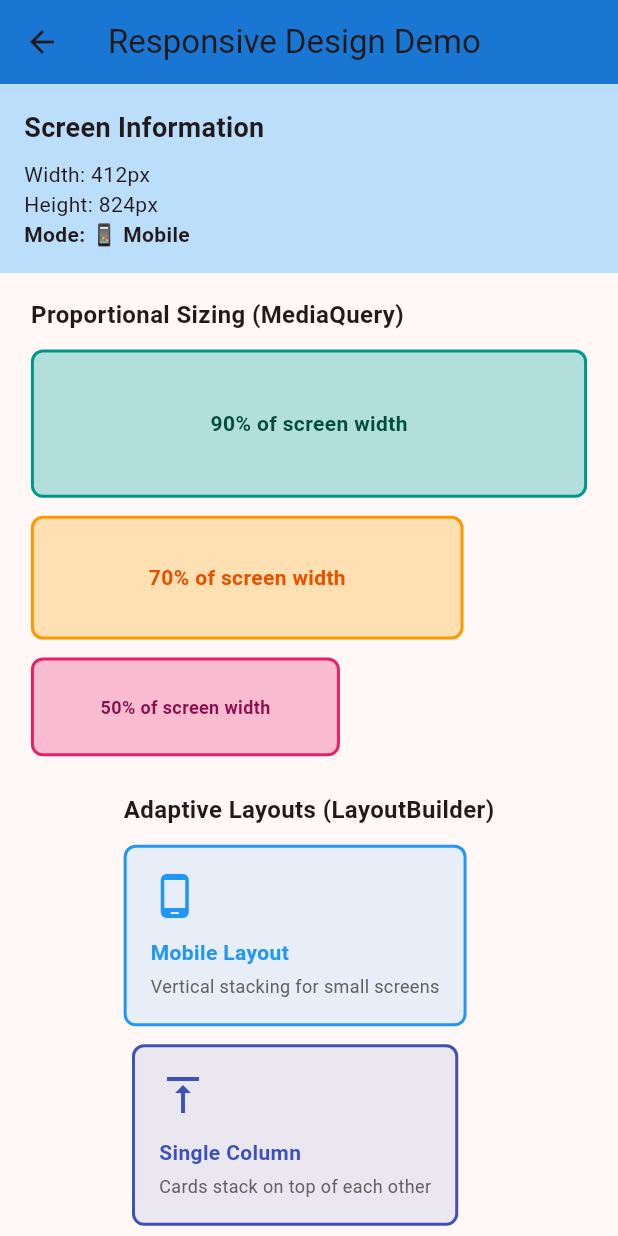
After one commit to kalviumcommunity/S47-0126-S47-slackware-FlutterAndFirebase-Heybaby, a Flutter app: the ResponsiveDesignScreen screen opened by its route, on a phone screen of 412 x 824 dp. The commit adds this screen. Run offline on Flutter 3.47's test engine with Material 3 defaults, Android fonts, the phone set to English and light mode, and no system bars.

Commit message:
feat: created and reused custom widgets for modular UI design

```diff
--- a/heybaby/lib/main.dart
+++ b/heybaby/lib/main.dart
@@ -6,6 +6,7 @@ import 'screens/caregiver_discovery_screen.dart';
 import 'screens/ratings_screen.dart';
 import 'screens/user_input_form.dart';
 import 'screens/scrollable_views.dart';
+import 'screens/responsive_design_screen.dart';
 
 void main() {
   runApp(const HeyBabyApp());
@@ -48,6 +49,9 @@ class HeyBabyApp extends StatelessWidget {
 
         // User Input Form - demonstrates form validation
         '/form': (context) => UserInputForm(),
+
+        // Responsive Design - demonstrates MediaQuery and LayoutBuilder
+        '/responsive': (context) => const ResponsiveDesignScreen(),
       },
     );
   }
--- a/heybaby/lib/screens/home_screen.dart
+++ b/heybaby/lib/screens/home_screen.dart
@@ -148,6 +148,16 @@ class HomeScreen extends StatelessWidget {
               },
               color: Colors.teal,
             ),
+            const SizedBox(height: 12),
+
+            // Responsive Design Button
+            CustomButton(
+              label: 'Responsive Design',
+              onPressed: () {
+                Navigator.pushNamed(context, '/responsive');
+              },
+              color: Colors.deepPurple,
+            ),
             const SizedBox(height: 24),
 
             // Info Section - Using Reusable InfoCard Widget
--- /dev/null
+++ b/heybaby/lib/screens/responsive_design_screen.dart
@@ -0,0 +1,394 @@
+import 'package:flutter/material.dart';
+
+/// Responsive Design Implementation Screen
+///
+/// This screen demonstrates:
+/// - MediaQuery for dynamic screen dimensions
+/// - LayoutBuilder for conditional layouts based on screen size
+/// - Combining both for fully responsive UI
+/// - Adaptive layouts for mobile and tablet views
+///
+/// Key Concepts:
+/// - Mobile view: Screens < 600px width (Column-based layouts)
+/// - Tablet view: Screens >= 600px width (Row-based layouts)
+/// - Proportional sizing using percentages instead of fixed dimensions
+
+class ResponsiveDesignScreen extends StatelessWidget {
+  const ResponsiveDesignScreen({super.key});
+
+  @override
+  Widget build(BuildContext context) {
+    // Get screen dimensions using MediaQuery
+    final screenWidth = MediaQuery.of(context).size.width;
+    final screenHeight = MediaQuery.of(context).size.height;
+    final isMobile = screenWidth < 600;
+
+    return Scaffold(
+      appBar: AppBar(
+        title: const Text('Responsive Design Demo'),
+        backgroundColor: Colors.blue.shade700,
+        elevation: 0,
+      ),
+      body: SingleChildScrollView(
+        child: Column(
+          children: [
+            // Display current screen dimensions
+            Container(
+              width: double.infinity,
+              padding: const EdgeInsets.all(16),
+              color: Colors.blue.shade100,
+              child: Column(
+                crossAxisAlignment: CrossAxisAlignment.start,
+                children: [
+                  const Text(
+                    'Screen Information',
+                    style: TextStyle(
+                      fontSize: 18,
+                      fontWeight: FontWeight.bold,
+                    ),
+                  ),
+                  const SizedBox(height: 8),
+                  Text(
+                    'Width: ${screenWidth.toStringAsFixed(0)}px',
+                    style: const TextStyle(fontSize: 14),
+                  ),
+                  Text(
+                    'Height: ${screenHeight.toStringAsFixed(0)}px',
+                    style: const TextStyle(fontSize: 14),
+                  ),
+                  Text(
+                    'Mode: ${isMobile ? "📱 Mobile" : "📱 Tablet"}',
+                    style: const TextStyle(fontSize: 14, fontWeight: FontWeight.w600),
+                  ),
+                ],
+              ),
+            ),
+            const SizedBox(height: 16),
+
+            // Proportional Sizing Example using MediaQuery
+            Padding(
+              padding: const EdgeInsets.symmetric(horizontal: 16),
+              child: Column(
+                crossAxisAlignment: CrossAxisAlignment.start,
+                children: [
+                  const Text(
+                    'Proportional Sizing (MediaQuery)',
+                    style: TextStyle(
+                      fontSize: 16,
+                      fontWeight: FontWeight.bold,
+                    ),
+                  ),
+                  const SizedBox(height: 12),
+                  Container(
+                    width: screenWidth * 0.9,
+                    height: screenHeight * 0.12,
+                    decoration: BoxDecoration(
+                      color: Colors.teal.shade100,
+                      borderRadius: BorderRadius.circular(8),
+                      border: Border.all(color: Colors.teal, width: 2),
+                    ),
+                    child: Center(
+                      child: Text(
+                        '90% of screen width',
+                        style: TextStyle(
+                          fontSize: 14,
+                          fontWeight: FontWeight.bold,
+                          color: Colors.teal.shade900,
+                        ),
+                      ),
+                    ),
+                  ),
+                  const SizedBox(height: 12),
+                  Container(
+                    width: screenWidth * 0.7,
+                    height: screenHeight * 0.1,
+                    decoration: BoxDecoration(
+                      color: Colors.orange.shade100,
+                      borderRadius: BorderRadius.circular(8),
+                      border: Border.all(color: Colors.orange, width: 2),
+                    ),
+                    child: Center(
+                      child: Text(
+                        '70% of screen width',
+                        style: TextStyle(
+                          fontSize: 14,
+                          fontWeight: FontWeight.bold,
+                          color: Colors.orange.shade900,
+                        ),
+                      ),
+                    ),
+                  ),
+                  const SizedBox(height: 12),
+                  Container(
+                    width: screenWidth * 0.5,
+                    height: screenHeight * 0.08,
+                    decoration: BoxDecoration(
+                      color: Colors.pink.shade100,
+                      borderRadius: BorderRadius.circular(8),
+                      border: Border.all(color: Colors.pink, width: 2),
+                    ),
+                    child: Center(
+                      child: Text(
+                        '50% of screen width',
+                        style: TextStyle(
+                          fontSize: 12,
+                          fontWeight: FontWeight.bold,
+                          color: Colors.pink.shade900,
+                        ),
+                      ),
+                    ),
+                  ),
+                ],
+              ),
+            ),
+            const SizedBox(height: 24),
+
+            // Adaptive Layout using LayoutBuilder
+            Padding(
+              padding: const EdgeInsets.symmetric(horizontal: 16),
+              child: Column(
+                crossAxisAlignment: CrossAxisAlignment.start,
+                children: [
+                  const Text(
+                    'Adaptive Layouts (LayoutBuilder)',
+                    style: TextStyle(
+                      fontSize: 16,
+                      fontWeight: FontWeight.bold,
+                    ),
+                  ),
+                  const SizedBox(height: 12),
+                  LayoutBuilder(
+                    builder: (context, constraints) {
+                      if (constraints.maxWidth < 600) {
+                        // Mobile Layout - Vertical stacking
+                        return Column(
+                          children: [
+                            _buildAdaptiveCard(
+                              title: 'Mobile Layout',
+                              subtitle: 'Vertical stacking for small screens',
+                              icon: Icons.phone_android,
+                              color: Colors.blue,
+                            ),
+                            const SizedBox(height: 12),
+                            _buildAdaptiveCard(
+                              title: 'Single Column',
+                              subtitle: 'Cards stack on top of each other',
+                              icon: Icons.vertical_align_top,
+                              color: Colors.indigo,
+                            ),
+                            const SizedBox(height: 12),
+                            _buildAdaptiveCard(
+                              title: 'Touch-Friendly',
+                              subtitle: 'Larger touch targets for fingers',
+                              icon: Icons.touch_app,
+                              color: Colors.purple,
+                            ),
+                          ],
+                        );
+                      } else {
+                        // Tablet Layout - Horizontal arrangement
+                        return Column(
+                          children: [
+                            Row(
+                              mainAxisAlignment: MainAxisAlignment.spaceBetween,
+                              children: [
+                                SizedBox(
+                                  width: constraints.maxWidth * 0.45,
+                                  child: _buildAdaptiveCard(
+                                    title: 'Tablet Layout',
+                                    subtitle: 'Horizontal arrangement',
+                                    icon: Icons.tablet,
+                                    color: Colors.blue,
+                                  ),
+                                ),
+                                SizedBox(
+                                  width: constraints.maxWidth * 0.45,
+                                  child: _buildAdaptiveCard(
+                                    title: 'Two Columns',
+                                    subtitle: 'Side-by-side arrangement',
+                                    icon: Icons.view_agenda,
+                                    color: Colors.indigo,
+                                  ),
+                                ),
+                              ],
+                            ),
+                            const SizedBox(height: 12),
+                            _buildAdaptiveCard(
+                              title: 'Full-Width Panel',
+                              subtitle: 'Uses entire available width',
+                              icon: Icons.fullscreen,
+                              color: Colors.purple,
+                            ),
+                          ],
+                        );
+                      }
+                    },
+                  ),
+                ],
+              ),
+            ),
+            const SizedBox(height: 24),
+
+            // Responsive Grid Example
+            Padding(
+              padding: const EdgeInsets.symmetric(horizontal: 16),
+              child: Column(
+                crossAxisAlignment: CrossAxisAlignment.start,
+                children: [
+                  const Text(
+                    'Responsive Grid Layout',
+                    style: TextStyle(
+                      fontSize: 16,
+                      fontWeight: FontWeight.bold,
+                    ),
+                  ),
+                  const SizedBox(height: 12),
+                  LayoutBuilder(
+                    builder: (context, constraints) {
+                      // Calculate number of columns based on screen width
+                      final isTablet = constraints.maxWidth >= 600;
+                      final crossAxisCount = isTablet ? 3 : 2;
+                      final itemWidth =
+                          (constraints.maxWidth - 12) / crossAxisCount;
+
+                      return GridView.count(
+                        crossAxisCount: crossAxisCount,
+                        mainAxisSpacing: 12,
+                        crossAxisSpacing: 12,
+                        shrinkWrap: true,
+                        physics: const NeverScrollableScrollPhysics(),
+                        children: List.generate(
+                          6,
+                          (index) => Container(
+                            decoration: BoxDecoration(
+                              color: Colors.primaries[index % Colors.primaries.length]
+                                  .shade100,
+                              borderRadius: BorderRadius.circular(8),
+                              border: Border.all(
+                                color: Colors.primaries[index % Colors.primaries.length],
+                                width: 2,
+                              ),
+                            ),
+                            child: Center(
+                              child: Column(
+                                mainAxisAlignment: MainAxisAlignment.center,
+                                children: [
+                                  Icon(
+                                    Icons.featured_play_list,
+                                    color: Colors.primaries[
+                                        index % Colors.primaries.length],
+                                    size: 32,
+                                  ),
+                                  const SizedBox(height: 8),
+                                  Text(
+                                    'Item ${index + 1}',
+                                    style: const TextStyle(
+                                      fontWeight: FontWeight.bold,
+                                      fontSize: 12,
+                                    ),
+                                  ),
+                                ],
+                              ),
+                            ),
+                          ),
+                        ),
+                      );
+                    },
+                  ),
+                ],
+              ),
+            ),
+            const SizedBox(height: 24),
+
+            // Responsive Padding/Spacing Example
+            Padding(
+              padding: const EdgeInsets.symmetric(horizontal: 16),
+              child: Column(
+                crossAxisAlignment: CrossAxisAlignment.start,
+                children: [
+                  const Text(
+                    'Responsive Spacing',
+                    style: TextStyle(
+                      fontSize: 16,
+                      fontWeight: FontWeight.bold,
+                    ),
+                  ),
+                  const SizedBox(height: 12),
+                  Container(
+                    width: double.infinity,
+                    padding: EdgeInsets.all(screenWidth * 0.05),
+                    decoration: BoxDecoration(
+                      color: Colors.green.shade100,
+                      borderRadius: BorderRadius.circular(8),
+                      border: Border.all(color: Colors.green, width: 2),
+                    ),
+                    child: Column(
+                      crossAxisAlignment: CrossAxisAlignment.start,
+                      children: [
+                        const Text(
+                          'Padding: 5% of screen width',
+                          style: TextStyle(
+                            fontWeight: FontWeight.bold,
+                            fontSize: 14,
+                          ),
+                        ),
+                        const SizedBox(height: 8),
+                        Text(
+                          'This container has padding that scales with the screen width. On mobile, padding will be smaller. On tablets, it will be larger.',
+                          style: TextStyle(
+                            fontSize: 12,
+                            color: Colors.green.shade800,
+                          ),
+                        ),
+                      ],
+                    ),
+                  ),
+                ],
+              ),
+            ),
+            const SizedBox(height: 32),
+          ],
+        ),
+      ),
+    );
+  }
+
+  Widget _buildAdaptiveCard({
+    required String title,
+    required String subtitle,
+    required IconData icon,
+    required Color color,
+  }) {
+    return Container(
+      padding: const EdgeInsets.all(16),
+      decoration: BoxDecoration(
+        color: color.withOpacity(0.1),
+        borderRadius: BorderRadius.circular(8),
+        border: Border.all(color: color, width: 2),
+      ),
+      child: Column(
+        crossAxisAlignment: CrossAxisAlignment.start,
+        children: [
+          Icon(icon, color: color, size: 32),
+          const SizedBox(height: 12),
+          Text(
+            title,
+            style: TextStyle(
+              fontWeight: FontWeight.bold,
+              fontSize: 14,
+              color: color,
+            ),
+          ),
+          const SizedBox(height: 4),
+          Text(
+            subtitle,
+            style: TextStyle(
+              fontSize: 12,
+              color: Colors.grey.shade700,
+            ),
+          ),
+        ],
+      ),
+    );
+  }
+}
```
Also changed, not shown: 1 other file.
